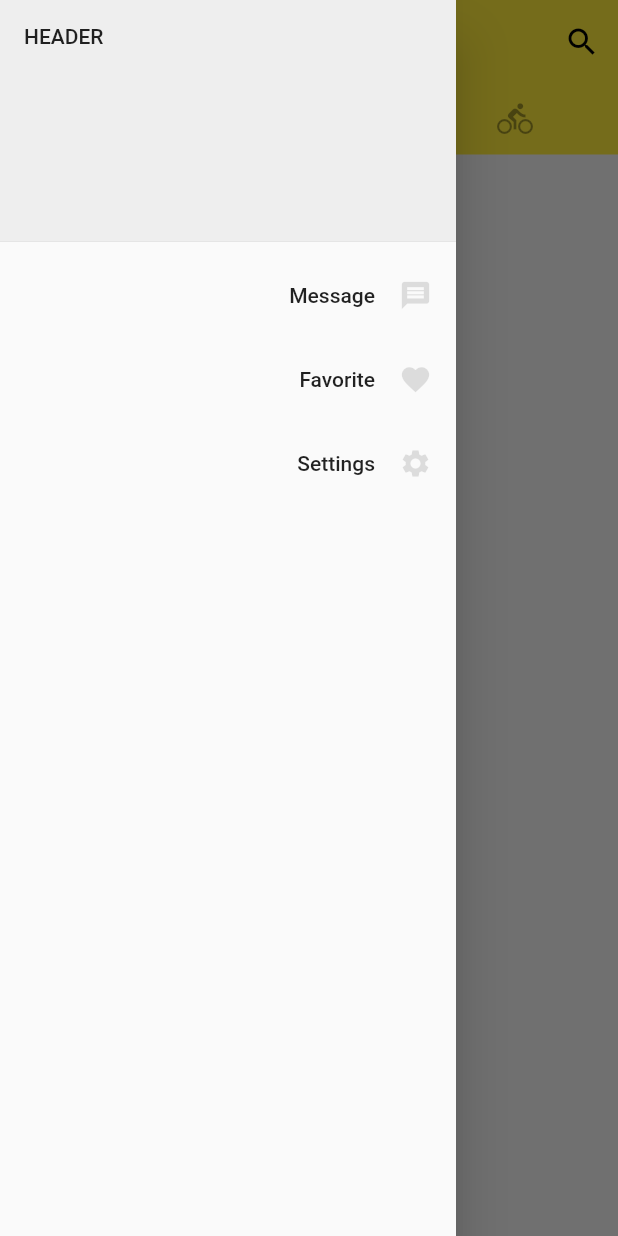
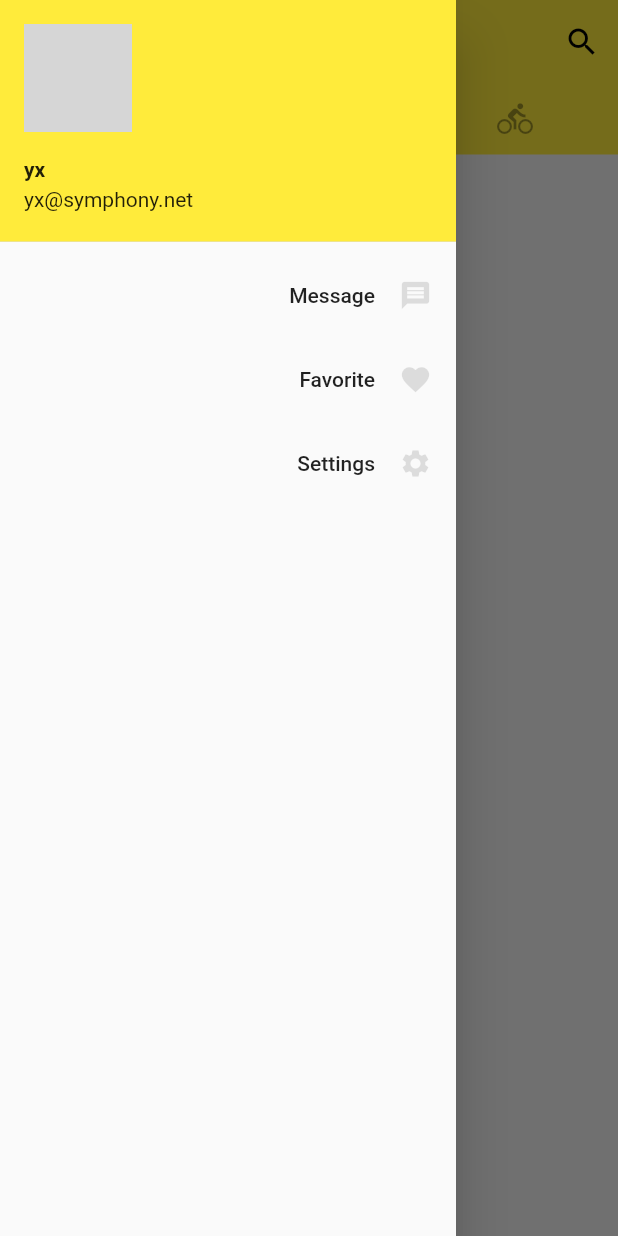
Before and after one commit to SymphonyZhang/demo_flutter, a Flutter app: the screen it shows after launch, with the side drawer open, on a phone screen of 412 x 824 dp. Run offline on Flutter 3.47's test engine with Material 2 defaults, Android fonts, the phone set to English and light mode, and no system bars; network calls fail; grey boxes are pictures that could not be loaded.

Commit message:
UserAccountDrawerHeader：抽屉里的用户帐号信息

```diff
--- a/lib/main.dart
+++ b/lib/main.dart
@@ -56,10 +56,15 @@ class Home extends StatelessWidget {
           child: ListView(
             padding: EdgeInsets.zero,
             children: <Widget>[
-              DrawerHeader(
-                child: Text('header'.toUpperCase()),
-                decoration: BoxDecoration(
-                  color: Colors.grey[200],
+              UserAccountsDrawerHeader(
+                accountName: Text(
+                  'yx',
+                  style: TextStyle(fontWeight: FontWeight.bold),
+                ),
+                accountEmail: Text('yx@symphony.net'),
+                currentAccountPicture: CircleAvatar(
+                  backgroundImage: NetworkImage(
+                      'https://c-ssl.duitang.com/uploads/item/201704/23/20170423130053_2nWPB.thumb.1000_0.jpeg'),
                 ),
               ),
               ListTile(
```
